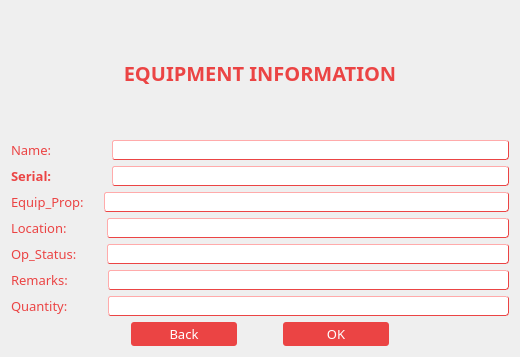
markytools/sume-borrower-app, file information.ui: the form before one commit.
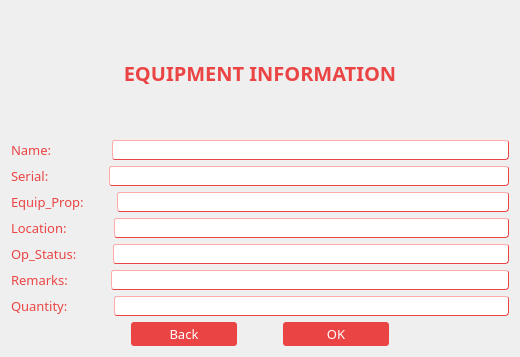
The form after the commit.

Diff of the .ui file:
```diff
--- a/information.ui
+++ b/information.ui
@@ -122,8 +122,8 @@
                 <font>
                  <family>Adobe Gothic Std B</family>
                  <pointsize>10</pointsize>
-                 <weight>75</weight>
-                 <bold>true</bold>
+                 <weight>50</weight>
+                 <bold>false</bold>
                 </font>
                </property>
                <property name="styleSheet">
@@ -182,7 +182,7 @@
 }</string>
                </property>
                <property name="text">
-                <string>Equip_Prop:    </string>
+                <string>Equip_Prop:        </string>
                </property>
               </widget>
              </item>
@@ -229,7 +229,7 @@
 }</string>
                </property>
                <property name="text">
-                <string>Location:          </string>
+                <string>Location:            </string>
                </property>
               </widget>
              </item>
@@ -276,7 +276,7 @@
 }</string>
                </property>
                <property name="text">
-                <string>Op_Status:       </string>
+                <string>Op_Status:         </string>
                </property>
               </widget>
              </item>
@@ -323,7 +323,7 @@
 }</string>
                </property>
                <property name="text">
-                <string>Remarks:          </string>
+                <string>Remarks:           </string>
                </property>
               </widget>
              </item>
@@ -372,7 +372,7 @@
 }</string>
              </property>
              <property name="text">
-              <string>Quantity:          </string>
+              <string>Quantity:            </string>
              </property>
             </widget>
            </item>
```
